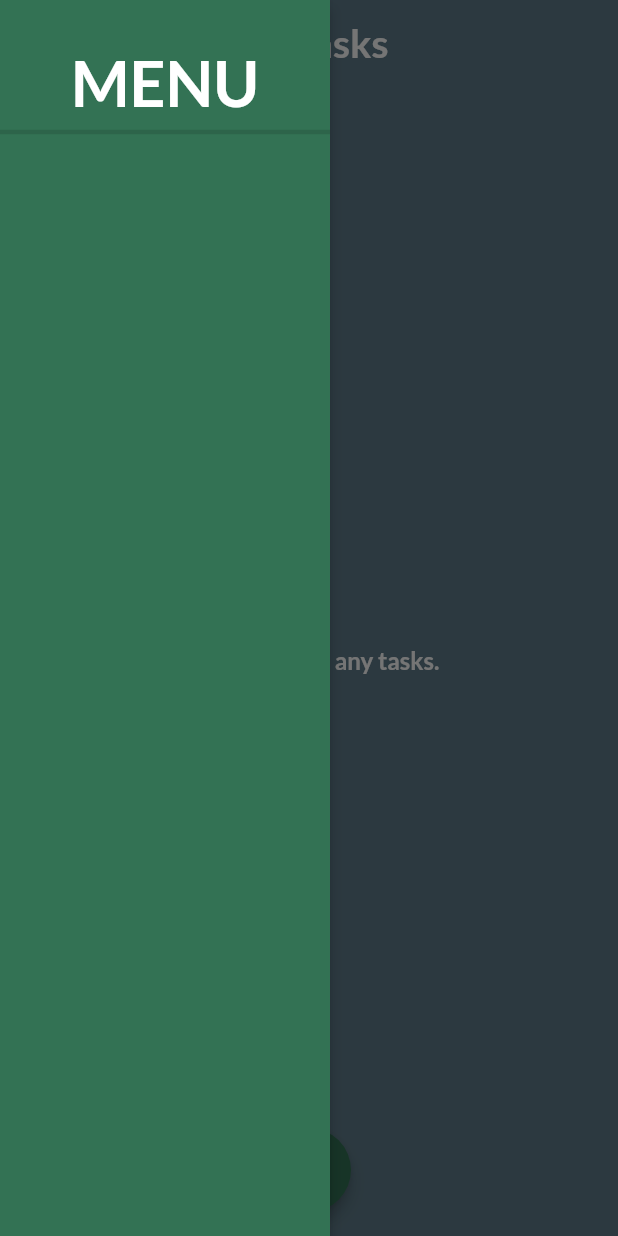
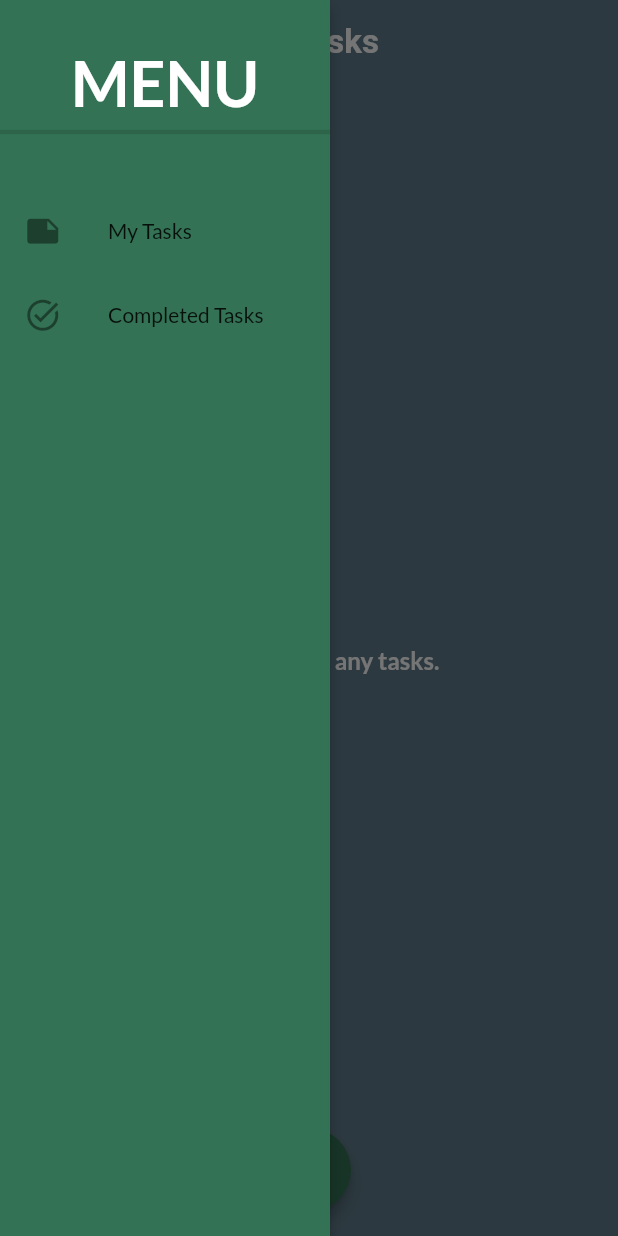
Before and after one commit to HiltonThallyson/mytodolist, a Flutter app: the screen it shows after launch, with the side drawer open, on a phone screen of 412 x 824 dp. Run offline on Flutter 3.47's test engine with Material 2 defaults, Android fonts, the phone set to English and light mode, and no system bars.

Commit message:
Feat[#1] - Task completion functionality finished

```diff
--- a/lib/main.dart
+++ b/lib/main.dart
@@ -1,8 +1,11 @@
 import 'package:flutter/material.dart';
 import 'package:provider/provider.dart';
 
+import '../screens/completed_tasks_screen.dart';
+import './screens/main_screen.dart';
+
+import '../utils/routes.dart';
 import '../providers/tasks_provider.dart';
-import './screens/main_screen.dart';
 import './themes/colors.dart';
 
 void main() {
@@ -42,15 +45,15 @@ class MyApp extends StatelessWidget {
                       color: Colors.white,
                       fontSize: 26,
                       fontWeight: FontWeight.bold),
-                  headline6: const TextStyle(
-                      color: Colors.white,
-                      fontSize: 26,
-                      fontWeight: FontWeight.bold),
                   bodyText2: const TextStyle(
                       color: Colors.white,
                       fontSize: 16,
                       fontWeight: FontWeight.bold))),
-          home: MainScreen(),
+          initialRoute: AppRoutes.home,
+          routes: {
+            AppRoutes.home: ((context) => MainScreen()),
+            AppRoutes.completedTasks: (context) => CompletedTasksScreen(),
+          },
         ));
   }
 }
--- a/lib/providers/tasks_provider.dart
+++ b/lib/providers/tasks_provider.dart
@@ -3,10 +3,15 @@ import 'package:flutter/cupertino.dart';
 import '../models/task_model.dart';
 
 class Tasks with ChangeNotifier {
-  Map<String, Task> _tasks = {};
+  final Map<String, Task> _tasks = {};
+  final List<Task> _completedTasks = [];
 
   Map<String, Task> get tasks {
     return _tasks;
+  }
+
+  List<Task> get completedTasks {
+    return _completedTasks;
   }
 
   void addTaskToMap(Task newTask) {
@@ -18,4 +23,9 @@ class Tasks with ChangeNotifier {
     _tasks.remove(id);
     notifyListeners();
   }
+
+  void markTaskAsCompletedUsingId(String id) {
+    _completedTasks.add(_tasks[id]!);
+    deleteTaskFromMap(id);
+  }
 }
--- a/lib/screens/main_screen.dart
+++ b/lib/screens/main_screen.dart
@@ -9,7 +9,9 @@ class MainScreen extends StatelessWidget {
   Widget build(BuildContext context) {
     return Scaffold(
       appBar: AppBar(
-        title: Text('My Tasks', style: Theme.of(context).textTheme.headline6),
+        title: const Text(
+          'My Tasks',
+        ),
       ),
       drawer: MainDrawer(),
       body: Container(
--- /dev/null
+++ b/lib/utils/routes.dart
@@ -0,0 +1,4 @@
+class AppRoutes {
+  static const home = '/';
+  static const completedTasks = '/completed';
+}
--- a/lib/widgets/main_drawer.dart
+++ b/lib/widgets/main_drawer.dart
@@ -1,4 +1,6 @@
 import 'package:flutter/material.dart';
+
+import '../utils/routes.dart';
 
 class MainDrawer extends StatelessWidget {
   @override
@@ -9,13 +11,28 @@ class MainDrawer extends StatelessWidget {
       child: Padding(
         padding: const EdgeInsets.only(top: 30.0),
         child: Column(
-          children: const [
-            Text(
+          children: [
+            const Text(
               'MENU',
               style: TextStyle(fontSize: 42, fontWeight: FontWeight.bold),
             ),
-            Divider(
+            const Divider(
               thickness: 3,
+            ),
+            const SizedBox(
+              height: 30,
+            ),
+            ListTile(
+              leading: const Icon(Icons.note),
+              title: const Text('My Tasks'),
+              onTap: () =>
+                  Navigator.of(context).pushReplacementNamed(AppRoutes.home),
+            ),
+            ListTile(
+              leading: const Icon(Icons.task_alt),
+              title: const Text('Completed Tasks'),
+              onTap: () => Navigator.of(context)
+                  .pushReplacementNamed(AppRoutes.completedTasks),
             ),
           ],
         ),
```
Also changed, not shown: lib/screens/completed_tasks_screen.dart (added, +29 -0 lines), lib/widgets/task_card.dart (added, +66 -0 lines), lib/widgets/task_item.dart (+3 -55 lines).
